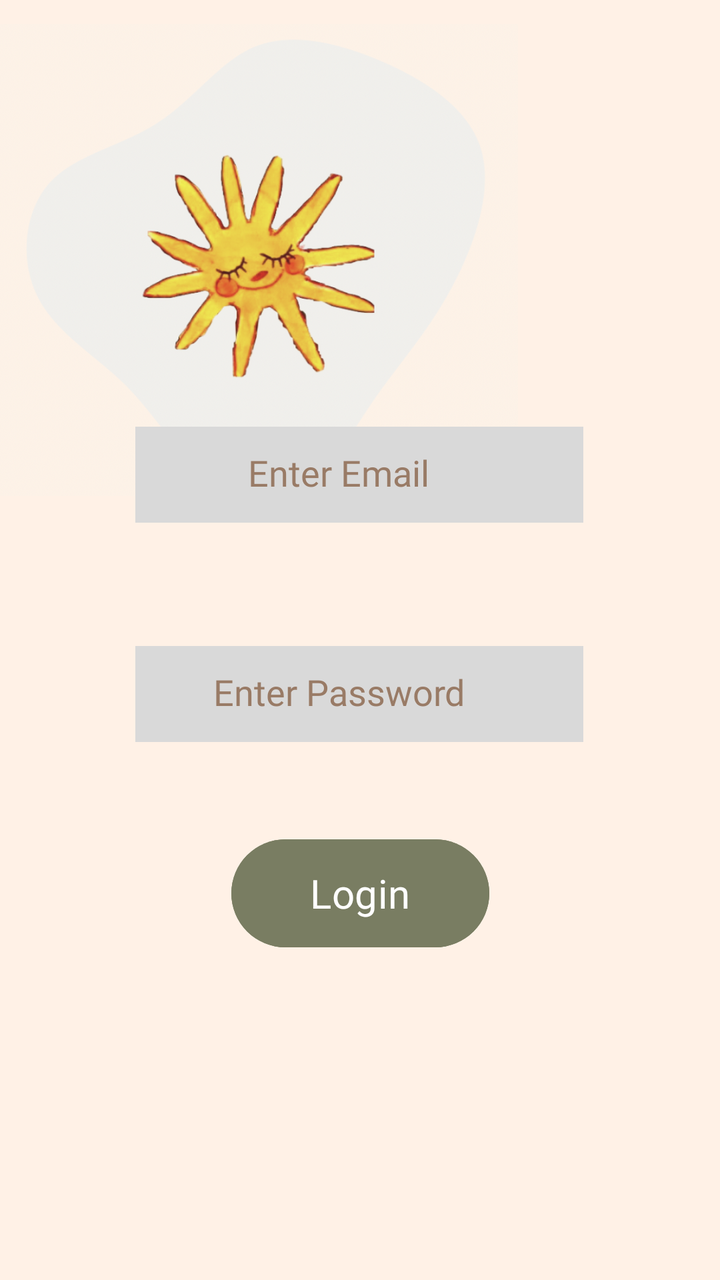
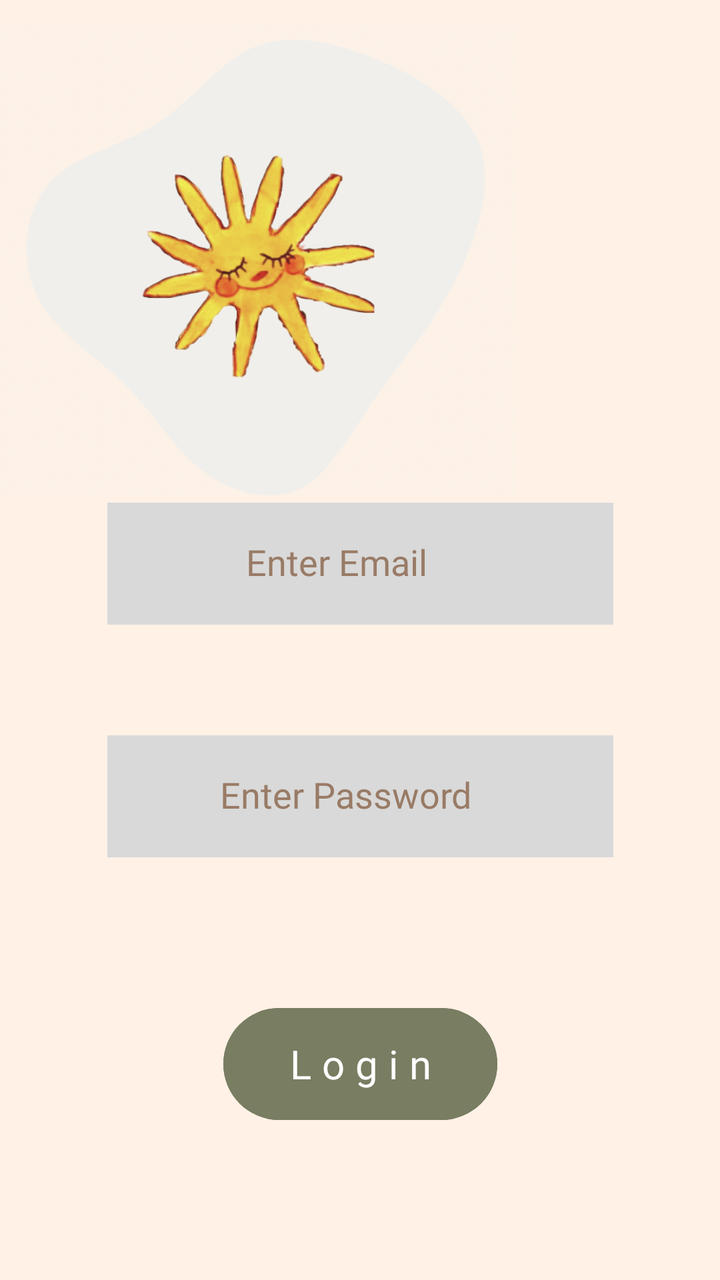

Screens rendered from an Android XML layout before and after an edit, with the pre-edit source and the edit as a unified diff.
<!-- AndroidManifest.xml: application theme Theme.Emotify -->
<!-- res/layout/activity_login.xml -->
<?xml version="1.0" encoding="utf-8"?>
<androidx.constraintlayout.widget.ConstraintLayout xmlns:android="http://schemas.android.com/apk/res/android"
    xmlns:app="http://schemas.android.com/apk/res-auto"
    xmlns:tools="http://schemas.android.com/tools"
    android:id="@+id/main"
    android:layout_width="match_parent"
    android:layout_height="match_parent"
    android:background="#FFF1E6"
    android:paddingTop="12dp"
    tools:context=".View.Login">

    <ImageView
        android:id="@+id/imageView2"
        android:layout_width="259dp"
        android:layout_height="236dp"
        android:scaleType="centerCrop"
        app:layout_constraintBottom_toBottomOf="parent"
        app:layout_constraintEnd_toEndOf="parent"
        app:layout_constraintHorizontal_bias="0.0"
        app:layout_constraintStart_toStartOf="parent"
        app:layout_constraintTop_toTopOf="parent"
        app:layout_constraintVertical_bias="0.0"
        app:srcCompat="@drawable/emotifylogo" />

    <EditText
        android:id="@+id/editTextTextEmailAddress"
        android:layout_width="224dp"
        android:layout_height="48dp"
        android:background="@color/lightblue"
        android:ems="10"
        android:fontFamily="@font/kaisei_tokumin_medium"
        android:hint="             Enter Email"
        android:includeFontPadding="false"
        android:inputType="textEmailAddress"
        android:textColorHint="@color/lightbrowwn"
        app:layout_constraintBottom_toBottomOf="parent"
        app:layout_constraintEnd_toEndOf="parent"
        app:layout_constraintHorizontal_bias="0.497"
        app:layout_constraintStart_toStartOf="parent"
        app:layout_constraintTop_toTopOf="parent"
        app:layout_constraintVertical_bias="0.347" />

    <EditText
        android:id="@+id/editTextTextPassword"
        android:layout_width="224dp"
        android:layout_height="48dp"
        android:background="@color/lightblue"
        android:ems="10"
        android:fontFamily="@font/kaisei_tokumin_medium"
        android:hint="         Enter Password"
        android:includeFontPadding="false"
        android:inputType="textPassword"
        android:textColorHint="@color/lightbrowwn"
        app:layout_constraintBottom_toBottomOf="parent"
        app:layout_constraintEnd_toEndOf="parent"
        app:layout_constraintHorizontal_bias="0.497"
        app:layout_constraintStart_toStartOf="parent"
        app:layout_constraintTop_toTopOf="parent"
        app:layout_constraintVertical_bias="0.536" />

    <Button
        android:id="@+id/button"
        android:layout_width="129dp"
        android:layout_height="62dp"
        android:backgroundTint="@color/army"
        android:fontFamily="@font/kaisei_tokumin_medium"
        android:text="Login"
        android:textColor="@color/white"
        android:textSize="20sp"
        app:layout_constraintBottom_toBottomOf="parent"
        app:layout_constraintEnd_toEndOf="parent"
        app:layout_constraintStart_toStartOf="parent"
        app:layout_constraintTop_toTopOf="parent"
        app:layout_constraintVertical_bias="0.713" />

</androidx.constraintlayout.widget.ConstraintLayout>
<!-- resources referenced by this layout -->
<resources>
  <color name="army">#797D62</color>
  <color name="lightblue">#D9D9D9</color>
  <color name="lightbrowwn">#997B66</color>
  <color name="white">#FFFFFFFF</color>
  <!-- drawable emotifylogo: png bitmap (drawable, 228464 bytes) -->
  <style name="Theme.Emotify" parent="Base.Theme.Emotify" />
  <style name="Base.Theme.Emotify" parent="Theme.Material3.DayNight.NoActionBar">
          
          
      </style>
</resources>

<!-- the commit's change to res/layout/activity_login.xml (unified diff, before → after) -->
@@ -24,53 +24,51 @@
 
     <EditText
         android:id="@+id/editTextTextEmailAddress"
-        android:layout_width="224dp"
-        android:layout_height="48dp"
+        android:layout_width="253dp"
+        android:layout_height="61dp"
         android:background="@color/lightblue"
         android:ems="10"
         android:fontFamily="@font/kaisei_tokumin_medium"
-        android:hint="             Enter Email"
+        android:hint="                Enter Email"
         android:includeFontPadding="false"
         android:inputType="textEmailAddress"
         android:textColorHint="@color/lightbrowwn"
         app:layout_constraintBottom_toBottomOf="parent"
         app:layout_constraintEnd_toEndOf="parent"
-        app:layout_constraintHorizontal_bias="0.497"
         app:layout_constraintStart_toStartOf="parent"
         app:layout_constraintTop_toTopOf="parent"
-        app:layout_constraintVertical_bias="0.347" />
+        app:layout_constraintVertical_bias="0.422" />
 
     <EditText
         android:id="@+id/editTextTextPassword"
-        android:layout_width="224dp"
-        android:layout_height="48dp"
+        android:layout_width="253dp"
+        android:layout_height="61dp"
         android:background="@color/lightblue"
         android:ems="10"
         android:fontFamily="@font/kaisei_tokumin_medium"
-        android:hint="         Enter Password"
+        android:hint="             Enter Password"
         android:includeFontPadding="false"
         android:inputType="textPassword"
         android:textColorHint="@color/lightbrowwn"
         app:layout_constraintBottom_toBottomOf="parent"
         app:layout_constraintEnd_toEndOf="parent"
-        app:layout_constraintHorizontal_bias="0.497"
         app:layout_constraintStart_toStartOf="parent"
         app:layout_constraintTop_toTopOf="parent"
-        app:layout_constraintVertical_bias="0.536" />
+        app:layout_constraintVertical_bias="0.627" />
 
     <Button
         android:id="@+id/button"
-        android:layout_width="129dp"
-        android:layout_height="62dp"
+        android:layout_width="137dp"
+        android:layout_height="64dp"
         android:backgroundTint="@color/army"
         android:fontFamily="@font/kaisei_tokumin_medium"
-        android:text="Login"
+        android:text="L o g i n"
         android:textColor="@color/white"
         android:textSize="20sp"
         app:layout_constraintBottom_toBottomOf="parent"
         app:layout_constraintEnd_toEndOf="parent"
         app:layout_constraintStart_toStartOf="parent"
         app:layout_constraintTop_toTopOf="parent"
-        app:layout_constraintVertical_bias="0.713" />
+        app:layout_constraintVertical_bias="0.865" />
 
 </androidx.constraintlayout.widget.ConstraintLayout>
